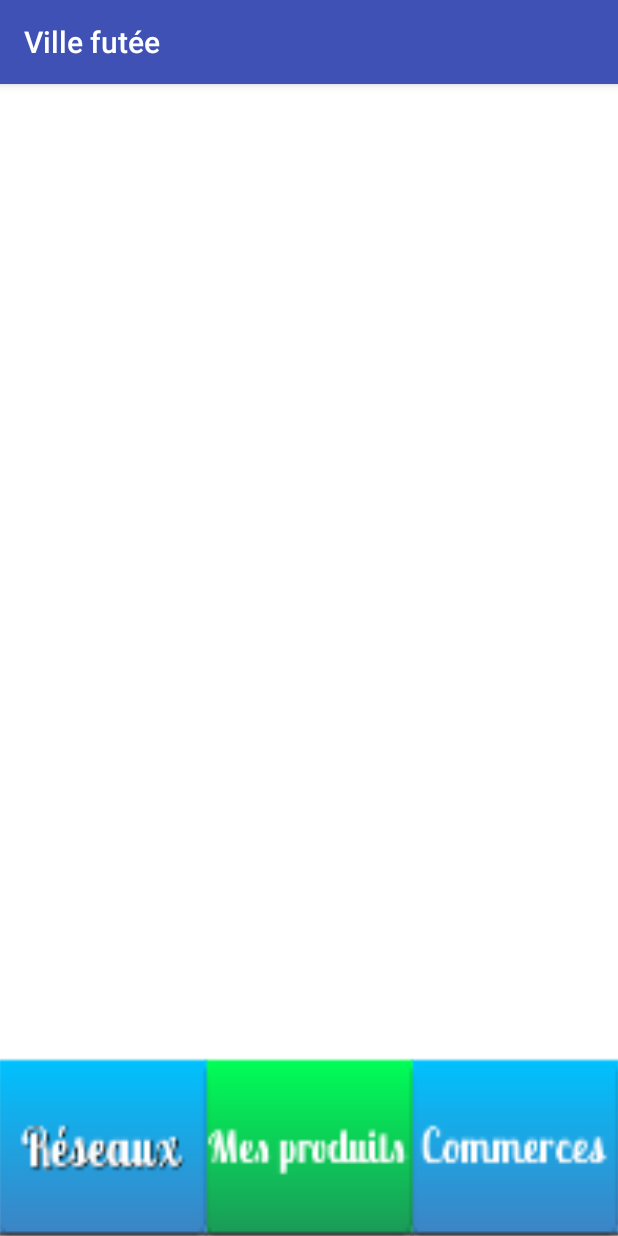
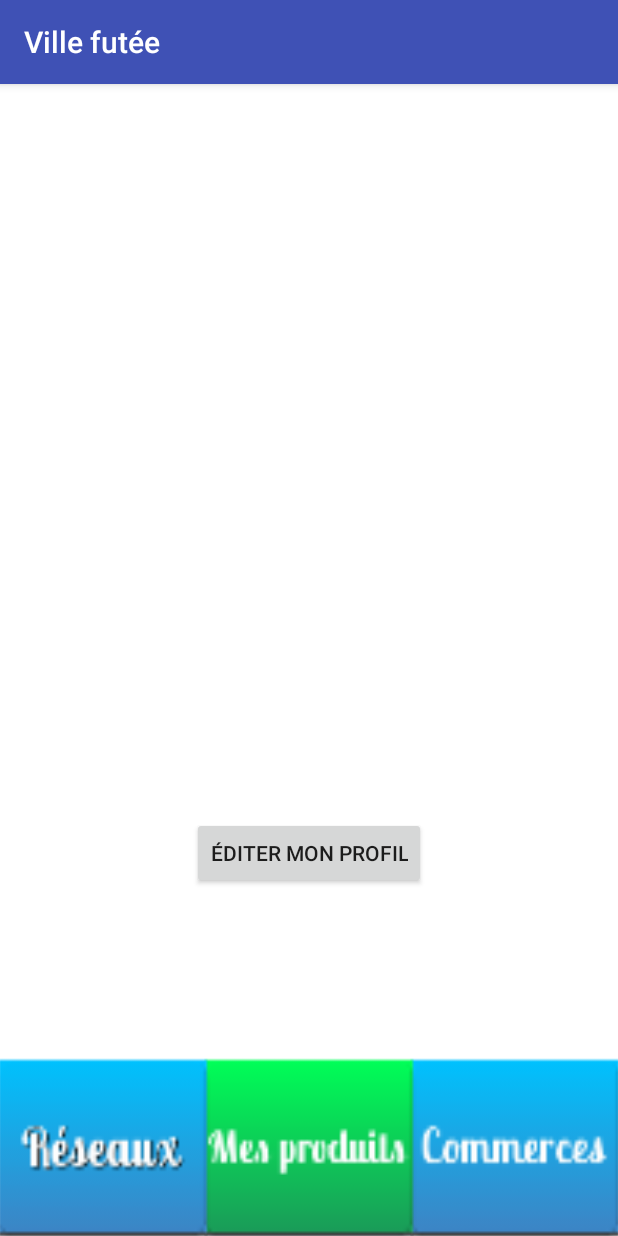
Before and after one commit to Sylvinho09/VilleFutee, an Android app: the MainAccount screen opened directly, with no data from a screen before it, on a phone screen of 412 x 824 dp. Run offline under Robolectric (Android 15) with nearby library versions, the phone set to English and light mode, and no system bars.

Commit message:
changements mineurs

```diff
--- a/villefutee_android/Villefutee_android/app/build.gradle
+++ b/villefutee_android/Villefutee_android/app/build.gradle
@@ -16,6 +16,10 @@ android {
             minifyEnabled false
             proguardFiles getDefaultProguardFile('proguard-android.txt'), 'proguard-rules.pro'
         }
+        debug {
+            debuggable true
+        }
+
     }
 }
 
--- a/villefutee_android/Villefutee_android/app/src/main/AndroidManifest.xml
+++ b/villefutee_android/Villefutee_android/app/src/main/AndroidManifest.xml
@@ -3,6 +3,8 @@
     package="com.example.paul.villefutee_android">
     <!-- android:icon pour modifier l'icone de l'application -->
     <uses-permission android:name="android.permission.INTERNET" />
+    <uses-permission android:name="android.permission.MANAGE_DOCUMENTS" />
+    <uses-permission android:name="android.permission.READ_EXTERNAL_STORAGE" />
     <application
         android:allowBackup="true"
         android:label="@string/app_name"
--- a/villefutee_android/Villefutee_android/app/src/main/java/com/example/paul/villefutee_android/MainAccount.java
+++ b/villefutee_android/Villefutee_android/app/src/main/java/com/example/paul/villefutee_android/MainAccount.java
@@ -13,7 +13,14 @@ import android.widget.Button;
 import android.util.DisplayMetrics;
 import android.view.WindowManager;
 import android.content.Context;
+import android.widget.TextView;
 import android.widget.Toast;
+import android.widget.ImageView;
+import android.graphics.BitmapFactory;
+import android.net.Uri;
+import android.graphics.Bitmap;
+import java.io.FileNotFoundException;
+
 
 public class MainAccount extends AppCompatActivity {
     private String[] mesItems;
@@ -23,6 +30,8 @@ public class MainAccount extends AppCompatActivity {
     /** liste des produits préférés (stockés dans un fichier qui doit être lu ou créé dans le onCreate **/
     private String[] produitsPrefs;
     static final int PRODUCT_CHOICE =1; /** identifiant de l'intent généré **/
+
+    ImageView targetImage;
     @Override
     protected void onCreate(Bundle savedInstanceState) {
         super.onCreate(savedInstanceState);
@@ -30,6 +39,11 @@ public class MainAccount extends AppCompatActivity {
         final DrawerLayout mDrawerLayout = (DrawerLayout) findViewById(R.id.drawer_layout);
         final FrameLayout fm = (FrameLayout) findViewById(R.id.nav_view);
         final FrameLayout fm2 = (FrameLayout) findViewById(R.id.nav_viewright);
+
+        Button buttonEditProfile = (Button)findViewById(R.id.button2);
+
+       // targetImage = (ImageView)findViewById(R.id.imageView);
+
 
         //ImageButton navLauncher = (ImageButton) findViewById(R.id.imageButton3);
         // Button buttonright = (Button) findViewById(R.id.buttonnav);
@@ -100,11 +114,24 @@ public class MainAccount extends AppCompatActivity {
                 mDrawerLayout.openDrawer(fm2);
             }
         });
+
+        buttonEditProfile.setOnClickListener(new Button.OnClickListener(){
+
+            @Override
+            public void onClick(View arg0) {
+                System.out.println("Je suis dans le intent");
+
+              /*  // TODO Auto-generated method stub
+                Intent intent = new Intent(Intent.ACTION_PICK,
+                        android.provider.MediaStore.Images.Media.EXTERNAL_CONTENT_URI);
+                startActivityForResult(intent, 0);
+                System.out.println("intent lancé");
+                Toast.makeText(getApplicationContext(), "cliqué ", Toast.LENGTH_LONG).show();*/
+
+            }});
     }
 
-    /** Fonctionnement : la nouvelle activité écrira dans le fichier "produitsPrefs" seulement quand le client
-     appuiera sur "Valider", retournant RESULT_HAS_CHANGED si au moins 1 produit a été retiré/ajouté et donc
-     on devra mettre à jour la liste des produits préférés du client. Sinon retourne RESULT_UNCHANGED et on ne fait rien. **/
+
     @Override
     protected void onActivityResult(int requestCode, int resultCode, Intent data)
     {
@@ -112,5 +139,26 @@ public class MainAccount extends AppCompatActivity {
         {
         Toast.makeText(this, "dans le onActivityResult", Toast.LENGTH_LONG);
         }
+
+
+        /*** NE FONCTIONNE PAS, Permet de changer la photo de profil de l'utilisateur ***/
+       /* if (resultCode == RESULT_OK){
+            System.out.println("Je suis dans le onActivityResult");
+            Uri targetUri = data.getData();
+
+            Bitmap bitmap;
+            Toast.makeText(getApplicationContext(), "dans le onActResult", Toast.LENGTH_LONG).show();//OK
+            BitmapFactory.Options options = new BitmapFactory.Options();
+            options.inPreferredConfig = Bitmap.Config.RGB_565;
+            options.inSampleSize = 1;
+            try {
+                bitmap = BitmapFactory.decodeStream(getContentResolver().openInputStream(targetUri), null, options);
+                //targetImage.setImageBitmap(bitmap);
+            } catch (FileNotFoundException e) {
+                e.printStackTrace();
+            }
+
+        }*/
     }
+
 }
--- a/villefutee_android/Villefutee_android/app/src/main/res/layout/activity_main_account.xml
+++ b/villefutee_android/Villefutee_android/app/src/main/res/layout/activity_main_account.xml
@@ -52,6 +52,24 @@
              android:layout_alignParentLeft="true"
              android:layout_alignParentStart="true" />
 
+         <ImageView
+             android:id="@+id/imageView"
+             android:layout_width="wrap_content"
+             android:layout_height="wrap_content"
+             android:layout_alignParentTop="true"
+             android:layout_centerHorizontal="true"
+             android:layout_marginTop="175dp"
+            />
+
+         <Button
+             android:id="@+id/button2"
+             android:layout_width="wrap_content"
+             android:layout_height="wrap_content"
+             android:text="Éditer mon profil"
+             android:layout_above="@+id/button3"
+             android:layout_centerHorizontal="true"
+             android:layout_marginBottom="114dp" />
+
          <!-- scaleType important sinon ne remplit pas tout l'espace qui lui st disponible -->
 
 
```
Also changed, not shown: villefutee_android/Villefutee_android/app/src/main/res/layout/connexion_page.xml (+3 -4 lines).
